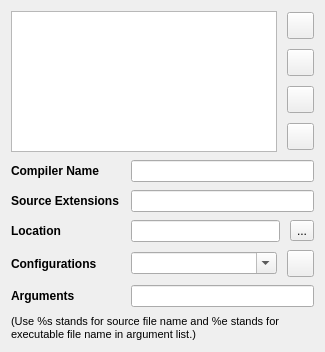
Above: compilersettings.ui from Sojiv/Project_lemon before the change. Below: the same form after it.
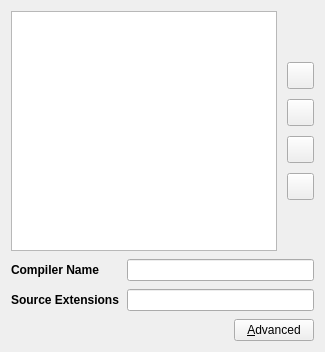
That is the form after the change. Icons and pictures are not drawn.

The edit to the form file:
```diff
--- a/compilersettings.ui
+++ b/compilersettings.ui
@@ -190,11 +190,8 @@
     </layout>
    </item>
    <item>
-    <layout class="QGridLayout" name="gridLayout_2">
-     <property name="horizontalSpacing">
-      <number>12</number>
-     </property>
-     <property name="verticalSpacing">
+    <layout class="QGridLayout" name="gridLayout">
+     <property name="spacing">
       <number>8</number>
      </property>
      <item row="0" column="0">
@@ -225,123 +222,31 @@
      <item row="1" column="1">
       <widget class="QLineEdit" name="sourceExtensions"/>
      </item>
-     <item row="2" column="0">
-      <widget class="QLabel" name="locationLabel">
-       <property name="styleSheet">
-        <string notr="true">font-size: 9pt;
-font-weight: bold;</string>
-       </property>
-       <property name="text">
-        <string>Location</string>
-       </property>
-      </widget>
-     </item>
-     <item row="2" column="1">
-      <layout class="QHBoxLayout" name="horizontalLayout_8">
-       <property name="spacing">
-        <number>10</number>
-       </property>
-       <item>
-        <widget class="QLineEdit" name="location"/>
-       </item>
-       <item>
-        <widget class="QToolButton" name="selectLocationButton">
-         <property name="text">
-          <string notr="true">...</string>
-         </property>
-        </widget>
-       </item>
-      </layout>
-     </item>
-     <item row="3" column="0">
-      <widget class="QLabel" name="configurationsLabel">
-       <property name="styleSheet">
-        <string notr="true">font-size: 9pt;
-font-weight: bold;</string>
-       </property>
-       <property name="text">
-        <string>Configurations</string>
-       </property>
-      </widget>
-     </item>
-     <item row="3" column="1">
-      <layout class="QHBoxLayout" name="horizontalLayout_7">
-       <property name="spacing">
-        <number>10</number>
-       </property>
-       <item>
-        <widget class="QComboBox" name="configurations">
-         <property name="editable">
-          <bool>true</bool>
-         </property>
-        </widget>
-       </item>
-       <item>
-        <widget class="QToolButton" name="deleteConfigurationButton">
-         <property name="minimumSize">
-          <size>
-           <width>27</width>
-           <height>27</height>
-          </size>
-         </property>
-         <property name="maximumSize">
-          <size>
-           <width>27</width>
-           <height>27</height>
-          </size>
-         </property>
-         <property name="text">
-          <string/>
-         </property>
-         <property name="icon">
-          <iconset resource="resource.qrc">
-           <normaloff>:/icon/cross.png</normaloff>:/icon/cross.png</iconset>
-         </property>
-         <property name="autoRaise">
-          <bool>false</bool>
-         </property>
-         <property name="arrowType">
-          <enum>Qt::NoArrow</enum>
-         </property>
-        </widget>
-       </item>
-      </layout>
-     </item>
-     <item row="4" column="0">
-      <widget class="QLabel" name="argumentsLabel">
-       <property name="styleSheet">
-        <string notr="true">font-size: 9pt;
-font-weight: bold;</string>
-       </property>
-       <property name="text">
-        <string>Arguments</string>
-       </property>
-      </widget>
-     </item>
-     <item row="4" column="1">
-      <widget class="QLineEdit" name="arguments">
-       <property name="toolTip">
-        <string/>
-       </property>
-       <property name="whatsThis">
-        <string/>
-       </property>
-      </widget>
-     </item>
     </layout>
    </item>
    <item>
-    <widget class="QLabel" name="hintLabel">
-     <property name="styleSheet">
-      <string notr="true">font-size: 8pt;</string>
-     </property>
-     <property name="text">
-      <string>(Use %s stands for source file name and %e stands for executable file name in argument list.)</string>
-     </property>
-     <property name="wordWrap">
-      <bool>true</bool>
-     </property>
-    </widget>
+    <layout class="QHBoxLayout" name="horizontalLayout">
+     <item>
+      <spacer name="horizontalSpacer">
+       <property name="orientation">
+        <enum>Qt::Horizontal</enum>
+       </property>
+       <property name="sizeHint" stdset="0">
+        <size>
+         <width>40</width>
+         <height>20</height>
+        </size>
+       </property>
+      </spacer>
+     </item>
+     <item>
+      <widget class="QPushButton" name="advancedButton">
+       <property name="text">
+        <string>&amp;Advanced</string>
+       </property>
+      </widget>
+     </item>
+    </layout>
    </item>
   </layout>
  </widget>
```
